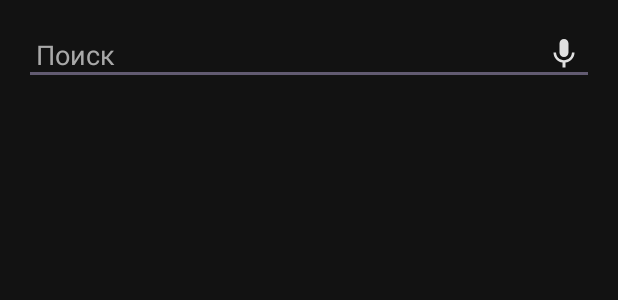
After one commit to S0s0Combain/RhythmWave, an Android app: the layout fragment_search.xml on its own in the app's theme, with its tools: preview values and no code run, on a phone screen of 412 x 824 dp. The commit adds this screen. Shown: the top 300 px of the screen. Run offline under Robolectric (Android 15) with nearby library versions, the phone set to English and light mode, and no system bars.

Commit message:
Реализован функционал поиска треков, голосовой ввод в поиске

```diff
--- a/app/src/main/java/com/example/rhythmwave/MusicService.kt
+++ b/app/src/main/java/com/example/rhythmwave/MusicService.kt
@@ -10,6 +10,7 @@ import android.util.Log
 import com.google.android.exoplayer2.ExoPlayer
 import com.google.android.exoplayer2.MediaItem
 import com.google.android.exoplayer2.SimpleExoPlayer
+import com.google.android.exoplayer2.Tracks
 import com.google.android.exoplayer2.source.MediaSource
 import com.google.android.exoplayer2.source.ProgressiveMediaSource
 import com.google.android.exoplayer2.upstream.DefaultDataSourceFactory
@@ -127,6 +128,8 @@ class MusicService : Service() {
         return exoPlayer.audioSessionId
     }
 
+    fun getTrackList(): List<Track> = trackList
+
     inner class MusicServiceBinder : Binder() {
         fun getService(): MusicService = this@MusicService
     }
--- /dev/null
+++ b/app/src/main/res/drawable/baseline_mic_24.xml
@@ -0,0 +1,5 @@
+<vector xmlns:android="http://schemas.android.com/apk/res/android" android:height="24dp" android:tint="@color/light_gray" android:viewportHeight="24" android:viewportWidth="24" android:width="24dp">
+
+    <path android:fillColor="@android:color/white" android:pathData="M12,14c1.66,0 2.99,-1.34 2.99,-3L15,5c0,-1.66 -1.34,-3 -3,-3S9,3.34 9,5v6c0,1.66 1.34,3 3,3zM17.3,11c0,3 -2.54,5.1 -5.3,5.1S6.7,14 6.7,11L5,11c0,3.41 2.72,6.23 6,6.72L11,21h2v-3.28c3.28,-0.48 6,-3.3 6,-6.72h-1.7z"/>
+
+</vector>
--- /dev/null
+++ b/app/src/main/res/layout/fragment_search.xml
@@ -0,0 +1,55 @@
+<?xml version="1.0" encoding="utf-8"?>
+<androidx.constraintlayout.widget.ConstraintLayout xmlns:android="http://schemas.android.com/apk/res/android"
+    xmlns:app="http://schemas.android.com/apk/res-auto"
+    xmlns:tools="http://schemas.android.com/tools"
+    android:layout_width="match_parent"
+    android:layout_height="match_parent"
+    android:background="@color/dark_background"
+    tools:context=".SearchFragment">
+
+    <EditText
+        android:id="@+id/searchEditText"
+        android:layout_width="0dp"
+        android:layout_height="wrap_content"
+        android:layout_margin="16dp"
+        android:hint="@string/search"
+        android:padding="8dp"
+        android:drawableEnd="@drawable/baseline_mic_24"
+        android:textColor="@color/light_gray"
+        android:textColorHint="@color/gray"
+        app:layout_constraintEnd_toEndOf="parent"
+        app:layout_constraintStart_toStartOf="parent"
+        app:layout_constraintTop_toTopOf="parent" />
+
+    <androidx.recyclerview.widget.RecyclerView
+        android:id="@+id/searchRecyclerView"
+        android:layout_width="match_parent"
+        android:layout_height="0dp"
+        app:layout_constraintBottom_toTopOf="@id/downloadButton"
+        app:layout_constraintEnd_toEndOf="parent"
+        app:layout_constraintStart_toStartOf="parent"
+        app:layout_constraintTop_toBottomOf="@+id/searchEditText" />
+
+    <TextView
+        android:id="@+id/noResultsTextView"
+        android:layout_width="wrap_content"
+        android:layout_height="wrap_content"
+        android:text="Не найдено"
+        android:textColor="@color/gray"
+        android:visibility="gone"
+        app:layout_constraintBottom_toTopOf="@+id/downloadButton"
+        app:layout_constraintEnd_toEndOf="parent"
+        app:layout_constraintStart_toStartOf="parent"
+        app:layout_constraintTop_toBottomOf="@id/searchEditText" />
+
+    <Button
+        android:id="@+id/downloadButton"
+        android:layout_width="wrap_content"
+        android:layout_height="wrap_content"
+        android:layout_margin="16dp"
+        android:visibility="gone"
+        app:layout_constraintBottom_toBottomOf="parent"
+        app:layout_constraintEnd_toEndOf="parent"
+        app:layout_constraintStart_toStartOf="parent" />
+
+</androidx.constraintlayout.widget.ConstraintLayout>
--- a/app/src/main/res/values/strings.xml
+++ b/app/src/main/res/values/strings.xml
@@ -2,4 +2,5 @@
     <string name="app_name">Rhythm Wave</string>
     <!-- TODO: Remove or change this placeholder text -->
     <string name="hello_blank_fragment">Hello blank fragment</string>
+    <string name="search">Поиск</string>
 </resources>
```
Also changed, not shown: app/src/main/java/com/example/rhythmwave/MainActivity.kt (+16 -4 lines), app/src/main/java/com/example/rhythmwave/SearchFragment.kt (added, +141 -0 lines), app/src/main/res/layout/activity_main.xml (+34 -11 lines).
